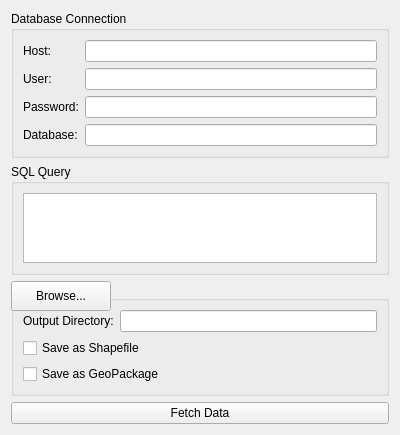
Rubi3r3/qgis_mariadb_plugin, file forms/qgis_mariadb_plugin_dialog_base.ui: the form before one commit.
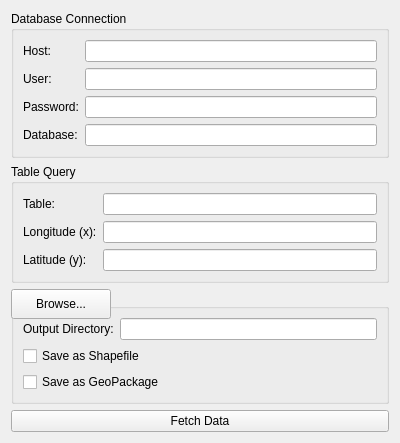
The form after the commit.

Commit message: added table, x and y selectors

What changed in the file:
```diff
--- a/forms/qgis_mariadb_plugin_dialog_base.ui
+++ b/forms/qgis_mariadb_plugin_dialog_base.ui
@@ -64,17 +64,46 @@
     </widget>
    </item>
    <item>
-    <widget class="QGroupBox" name="groupBoxQuery">
+        <widget class="QGroupBox" name="groupBox">
      <property name="title">
-      <string>SQL Query</string>
-     </property>
-     <layout class="QVBoxLayout" name="verticalLayoutQuery">
-      <item>
-       <widget class="QPlainTextEdit" name="plainTextEditQuery"/>
+          <string>Table Query</string>
+         </property>
+         <layout class="QFormLayout" name="formLayout">
+          <item row="0" column="0">
+           <widget class="QLabel" name="labelTable">
+            <property name="text">
+             <string>Table:</string>
+            </property>
+           </widget>
+          </item>
+          <item row="0" column="1">
+           <widget class="QLineEdit" name="lineEditTable"/>
+          </item>
+          <item row="1" column="0">
+           <widget class="QLabel" name="labelX">
+            <property name="text">
+             <string>Longitude (x):</string>
+            </property>
+           </widget>
+          </item>
+          <item row="1" column="1">
+           <widget class="QLineEdit" name="lineEditX"/>
+          </item>
+          <item row="2" column="0">
+           <widget class="QLabel" name="labelY">
+            <property name="text">
+             <string>Latitude (y):</string>
+            </property>
+           </widget>
+          </item>
+          <item row="2" column="1">
+           <widget class="QLineEdit" name="lineEditY"/>
       </item>
      </layout>
     </widget>
    </item>
+
+
    <item>
     <widget class="QGroupBox" name="groupBoxOutput">
      <property name="title">
```
Left out of the diff: 6 changed lines with no effect on the pictures. Lines whose indentation alone changed are shown as unchanged. The commit also changes 1 other file.
